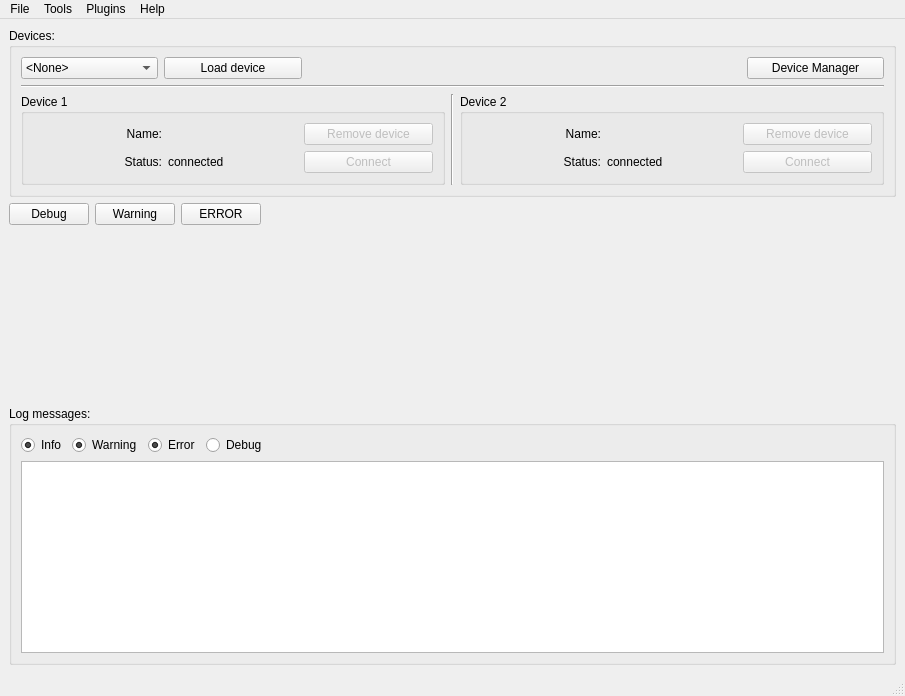
This is frequency-meter/view/resources/interface.ui in robertofem/Freq-meter-APP as Qt 5 draws it before an edit. The edited form follows.
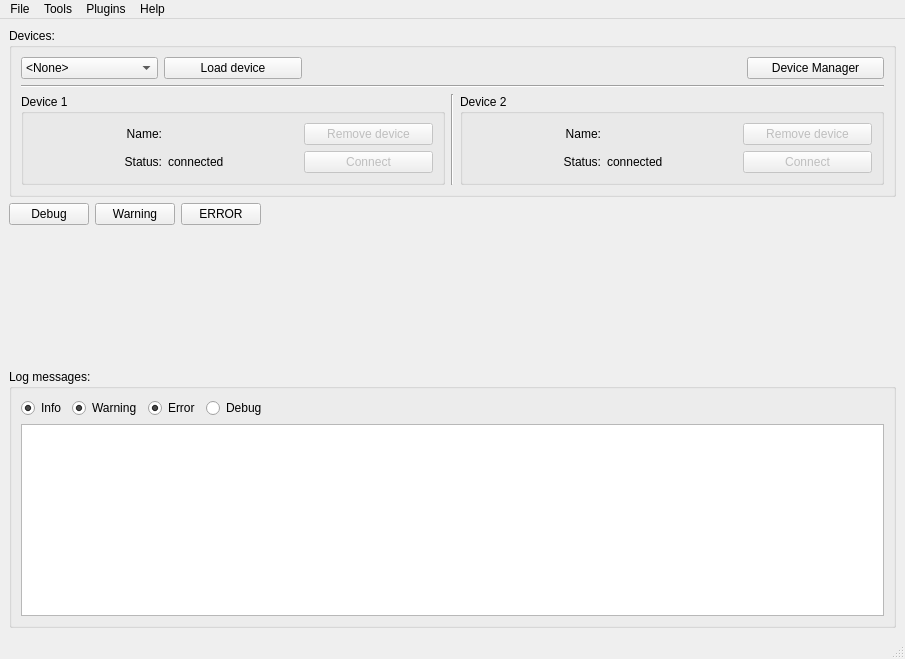
This is the edited form.

Commit message:
Add module with a class representing instrument devices
The current class contains a method for connecting only through
TCP/IP protocol, and another one for disconnecting the device.

This methods are called from the main interface when trying to load and
connect to a device from the devices list.

Patch:
```diff
--- a/frequency-meter/view/resources/interface.ui
+++ b/frequency-meter/view/resources/interface.ui
@@ -7,7 +7,7 @@
     <x>0</x>
     <y>0</y>
     <width>905</width>
-    <height>696</height>
+    <height>659</height>
    </rect>
   </property>
   <property name="windowTitle">
```
The commit also changes 2 other files.
